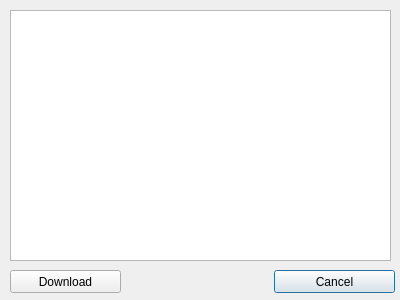
pyridine/LAWRENTIAN, file LAWRENTIAN/LuD/copyhistorywindow.ui: the form before one commit.
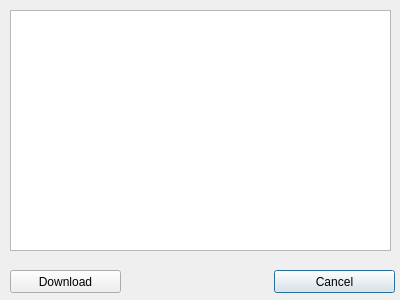
The form after the commit.

What changed in the file:
```diff
--- a/LAWRENTIAN/LuD/copyhistorywindow.ui
+++ b/LAWRENTIAN/LuD/copyhistorywindow.ui
@@ -45,7 +45,7 @@
      <x>10</x>
      <y>10</y>
      <width>381</width>
-     <height>251</height>
+     <height>241</height>
     </rect>
    </property>
   </widget>
```
